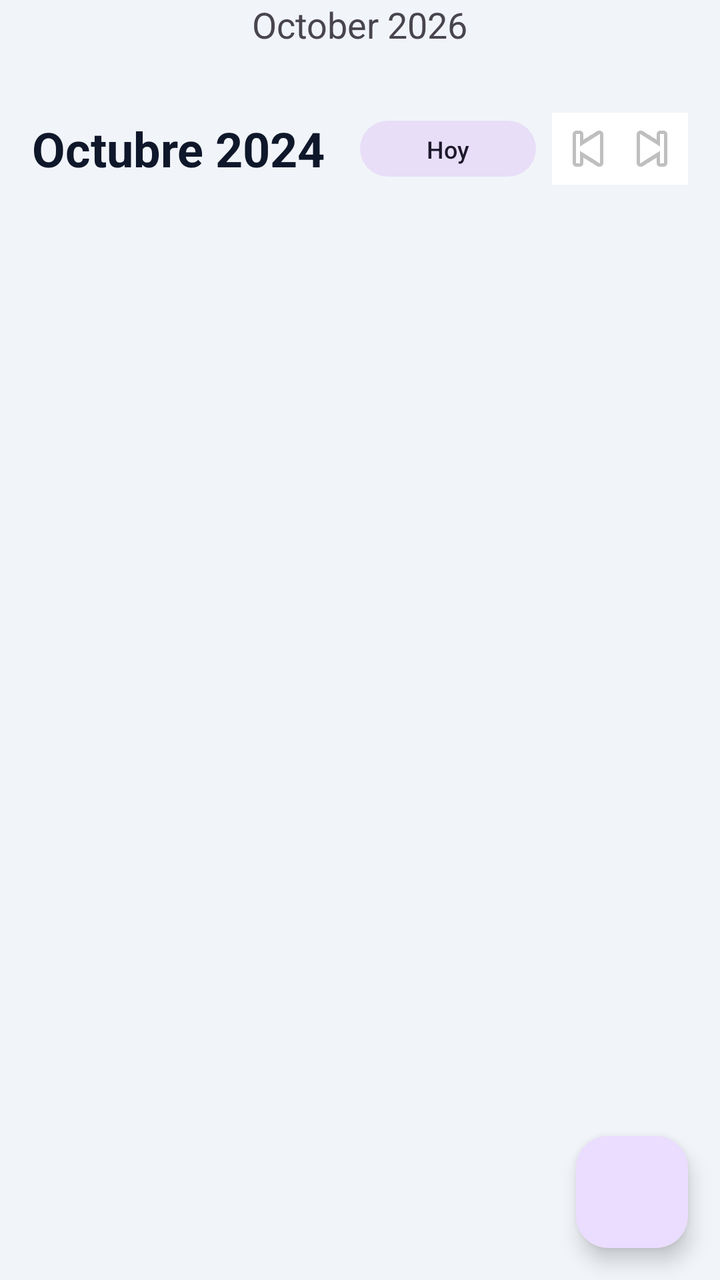
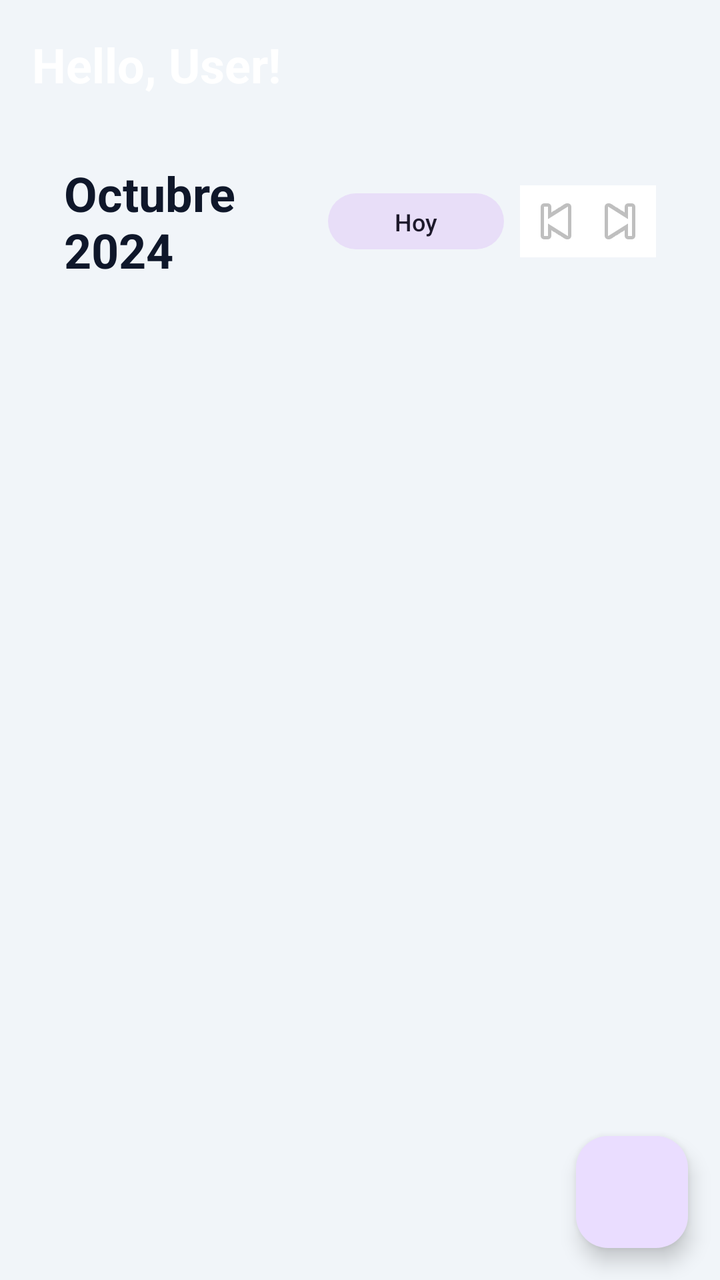

Before-and-after screenshots of an Android layout around one commit, followed by the original layout XML and the change that was made.
<!-- AndroidManifest.xml: application theme Theme.MiTurnoApp -->
<!-- res/layout/activity_main.xml -->
<?xml version="1.0" encoding="utf-8"?>
<androidx.coordinatorlayout.widget.CoordinatorLayout xmlns:android="http://schemas.android.com/apk/res/android" xmlns:app="http://android.com" xmlns:tools="http://android.com"
    android:layout_width="match_parent"
    android:layout_height="match_parent"
    android:background="@color/background_app"
    tools:context="com.example.miturnoapp.activities.MainActivity">

    <LinearLayout
        android:layout_width="match_parent"
        android:layout_height="match_parent"
        android:orientation="vertical">

        
        <TextView
            android:id="@+id/tvCurrentMonth"
            android:layout_width="wrap_content"
            android:layout_height="wrap_content"
            android:layout_marginBottom="16dp"
            android:text="October 2026"
            android:layout_gravity="center"
            android:textSize="18sp"
            android:textStyle="normal" />

        
        <include layout="@layout/layout_month_navigator" />



        
        <androidx.recyclerview.widget.RecyclerView
            android:id="@+id/rvCalendarGrid"
            android:layout_width="match_parent"
            android:layout_height="match_parent"
            android:layout_marginTop="8dp" />

    </LinearLayout>

    
    <com.google.android.material.floatingactionbutton.FloatingActionButton
        android:id="@+id/fabAssignShift"
        android:layout_width="wrap_content"
        android:layout_height="wrap_content"
        android:layout_gravity="bottom|end"
        android:layout_margin="16dp"
        android:contentDescription="Assign Shift"
        app:icon="@android:drawable/ic_menu_edit"
        app:srcCompat="@android:drawable/ic_menu_edit" />

</androidx.coordinatorlayout.widget.CoordinatorLayout>
<!-- res/layout/layout_month_navigator.xml (included above) -->
<?xml version="1.0" encoding="utf-8"?>
<LinearLayout xmlns:android="http://schemas.android.com/apk/res/android"
    xmlns:app="http://android.com"
    xmlns:tools="http://android.com"
    android:layout_width="match_parent"
    android:layout_height="wrap_content"
    android:orientation="horizontal"
    android:paddingHorizontal="16dp"
    android:paddingTop="16dp"
    android:gravity="center_vertical">

    
    <TextView
        android:id="@+id/tvCurrentMonth"
        android:layout_width="0dp"
        android:layout_height="wrap_content"
        android:layout_weight="1"
        android:text="Octubre 2024"
        android:textColor="@color/text_main"
        android:textSize="24sp"
        android:textStyle="bold" />

    
    <com.google.android.material.button.MaterialButton
        android:id="@+id/btnToday"
        style="@style/Widget.Material3.Button.TonalButton"
        android:layout_width="wrap_content"
        android:layout_height="36dp"
        android:layout_marginEnd="8dp"
        android:text="Hoy"
        android:textSize="12sp"
        app:cornerRadius="999dp"
        app:paddingStart="12dp"
        app:paddingEnd="12dp" />

    
    <LinearLayout
        android:layout_width="wrap_content"
        android:layout_height="36dp"
        android:background="@color/white"
        android:orientation="horizontal"
        android:gravity="center"
        android:padding="2dp">

        <ImageButton
            android:id="@+id/btnPrevMonth"
            android:layout_width="32dp"
            android:layout_height="32dp"
            android:background="?attr/selectableItemBackgroundBorderless"
            android:src="@android:drawable/ic_media_previous"
            tools:ignore="ContentDescription" />

        <ImageButton
            android:id="@+id/btnNextMonth"
            android:layout_width="32dp"
            android:layout_height="32dp"
            android:background="?attr/selectableItemBackgroundBorderless"
            android:src="@android:drawable/ic_media_next"
            tools:ignore="ContentDescription" />
    </LinearLayout>
</LinearLayout>
<!-- resources referenced by this layout -->
<resources>
  <color name="background_app">#F1F5F9</color>
  <color name="text_main">#0F172A</color>
  <color name="white">#FFFFFFFF</color>
  <style name="Theme.MiTurnoApp" parent="Base.Theme.MiTurnoApp" />
  <style name="Base.Theme.MiTurnoApp" parent="Theme.Material3.DayNight.NoActionBar">
          
          
      </style>
</resources>

<!-- the commit's change to res/layout/activity_main.xml (unified diff, before → after) -->
@@ -1,5 +1,7 @@
 <?xml version="1.0" encoding="utf-8"?>
-<androidx.coordinatorlayout.widget.CoordinatorLayout xmlns:android="http://schemas.android.com/apk/res/android" xmlns:app="http://android.com" xmlns:tools="http://android.com"
+<androidx.coordinatorlayout.widget.CoordinatorLayout xmlns:android="http://schemas.android.com/apk/res/android"
+    xmlns:app="http://android.com"
+    xmlns:tools="http://android.com"
     android:layout_width="match_parent"
     android:layout_height="match_parent"
     android:background="@color/background_app"
@@ -8,29 +10,31 @@
     <LinearLayout
         android:layout_width="match_parent"
         android:layout_height="match_parent"
-        android:orientation="vertical">
+        android:orientation="vertical"
+        android:padding="16dp">
 
         
         <TextView
-            android:id="@+id/tvCurrentMonth"
+            android:id="@+id/tvUserHello"
             android:layout_width="wrap_content"
             android:layout_height="wrap_content"
-            android:layout_marginBottom="16dp"
-            android:text="October 2026"
-            android:layout_gravity="center"
-            android:textSize="18sp"
-            android:textStyle="normal" />
+            android:text="Hello, User!"
+            android:textColor="#FFFFFF"
+            android:textSize="24sp"
+            android:textStyle="bold"
+            android:layout_marginBottom="16dp" />
 
-        
-        <include layout="@layout/layout_month_navigator" />
-
+        <include
+            android:id="@+id/layoutMonthNavigator"
+            layout="@layout/layout_month_navigator" />
 
 
         
         <androidx.recyclerview.widget.RecyclerView
             android:id="@+id/rvCalendarGrid"
             android:layout_width="match_parent"
-            android:layout_height="match_parent"
+            android:layout_height="0dp"
+            android:layout_weight="1"
             android:layout_marginTop="8dp" />
 
     </LinearLayout>
